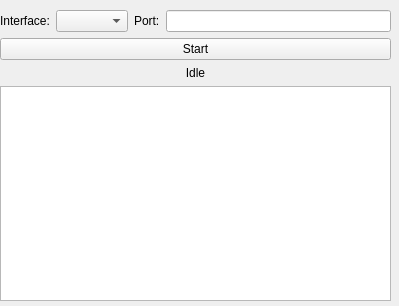
Above: Server/src/ui/server.ui from kartiksomani/androidremotemanage before the change. Below: the same form after it.
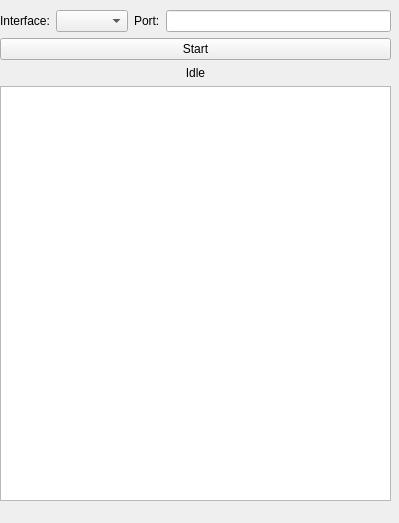
That is the form after the change.

Commit message: Added capability to create QR code containing server ip address and port on server UI

```diff
--- a/Server/src/ui/server.ui
+++ b/Server/src/ui/server.ui
@@ -7,7 +7,7 @@
     <x>0</x>
     <y>0</y>
     <width>399</width>
-    <height>306</height>
+    <height>523</height>
    </rect>
   </property>
   <property name="windowTitle">
@@ -19,7 +19,7 @@
      <x>0</x>
      <y>10</y>
      <width>391</width>
-     <height>291</height>
+     <height>491</height>
     </rect>
    </property>
    <layout class="QGridLayout" name="gridLayout">
```
The commit also changes 3 other files.
